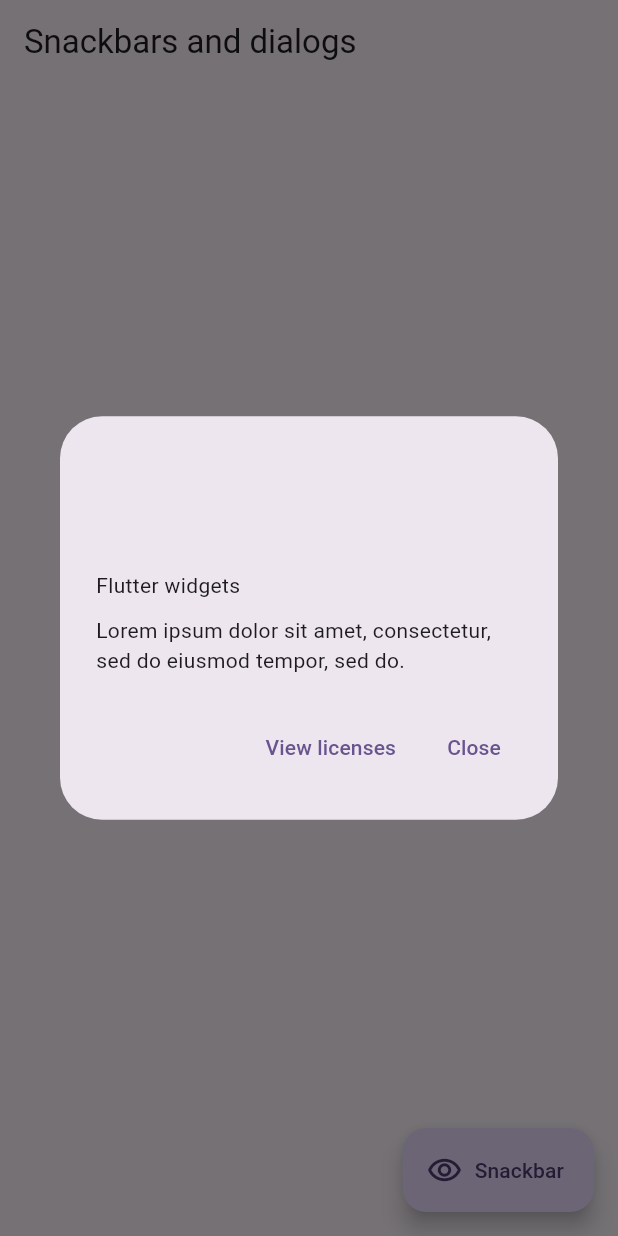
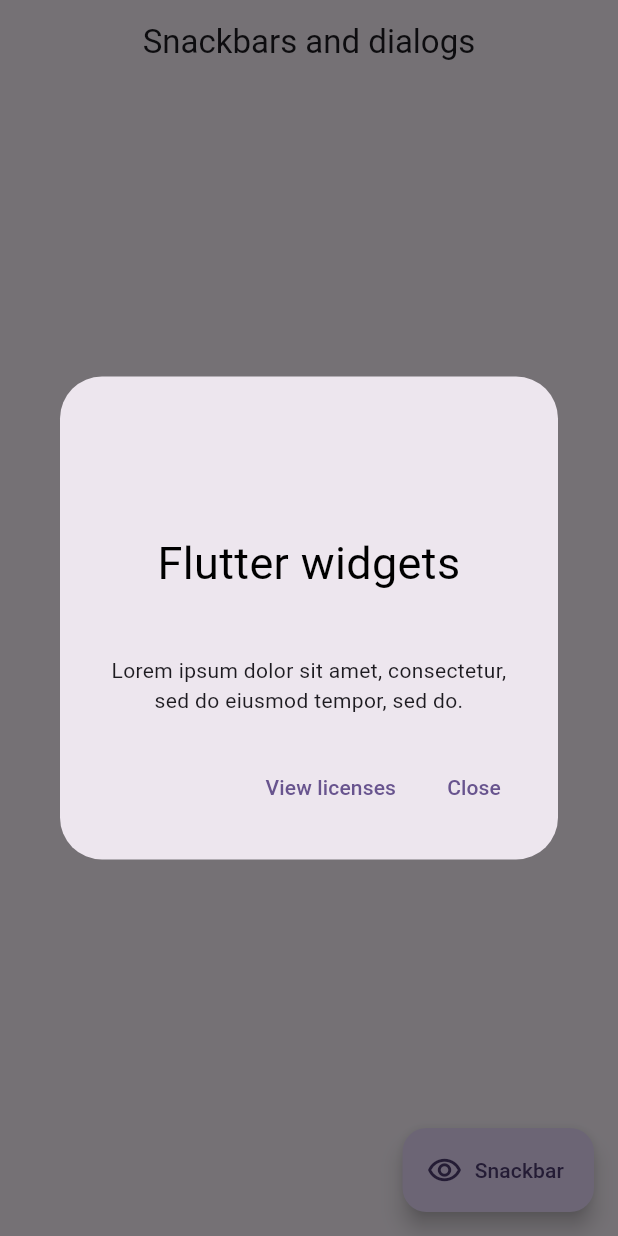
Before and after one commit to JorgeMunarriz/widgets_app, a Flutter app: the SnackbarScreen screen opened by its route, after a tap on "Licencias usadas", on a phone screen of 412 x 824 dp. Run offline on Flutter 3.47's test engine with Material 3 defaults, Android fonts, the phone set to English and light mode, and no system bars; our stand-ins replace go_router.

```diff
--- a/lib/config/menu/menu_items.dart
+++ b/lib/config/menu/menu_items.dart
@@ -52,9 +52,9 @@ const appMenuItems = <MenuItem>[
     icon: Icons.check_box_outline_blank_outlined,
   ),
   MenuItem(
-    title: 'Ui controlls',
+    title: 'Ui controlls + Tiles',
     subtitle: 'Un contenedor estlizado',
-    link: '/ui-controlls',
-    icon: Icons.credit_card,
+    link: '/ui-controls',
+    icon: Icons.car_rental_outlined,
   ),
 ];
--- a/lib/presentation/screens/snackbar/snackbar_screen.dart
+++ b/lib/presentation/screens/snackbar/snackbar_screen.dart
@@ -43,6 +43,7 @@ class SnackbarScreen extends StatelessWidget {
   Widget build(BuildContext context) {
     return Scaffold(
       appBar: AppBar(
+        centerTitle: true,
         title: const Text('Snackbars and dialogs'),
       ),
       body: Center(
@@ -51,17 +52,35 @@ class SnackbarScreen extends StatelessWidget {
           children: [
             FilledButton.tonal(
               onPressed: () {
-                showAboutDialog(context: context, children: [
-                  Title(
-                    color: Colors.black,
-                    child: const Text('Flutter widgets'),
-                  ),
-                  const SizedBox(
-                    height: 10,
-                  ),
-                  const Text(
-                      'Lorem ipsum dolor sit amet, consectetur, sed do eiusmod tempor, sed do.')
-                ]);
+                showAboutDialog(
+                  context: context,
+                  children: [
+                    Column(
+                      crossAxisAlignment: CrossAxisAlignment.start,
+                      mainAxisAlignment: MainAxisAlignment.start,
+                      mainAxisSize: MainAxisSize.min,
+                      children: [
+                        Container(
+                          alignment: Alignment.topCenter,
+                          child: const Text(
+                            'Flutter widgets',
+                            textAlign: TextAlign.center,
+                            style: TextStyle(color: Colors.black, fontSize: 30),
+                          ),
+                        ),
+                        const SizedBox(
+                          height: 40,
+                        ),
+                        const Center(
+                          child: Text(
+                            'Lorem ipsum dolor sit amet, consectetur, sed do eiusmod tempor, sed do.',
+                            textAlign: TextAlign.center,
+                          ),
+                        ),
+                      ],
+                    ),
+                  ],
+                );
               },
               child: const Text('Licencias usadas'),
             ),
```
Also changed, not shown: lib/presentation/screens/ui_controlls/ui_controls_screen.dart (+119 -1 lines).
